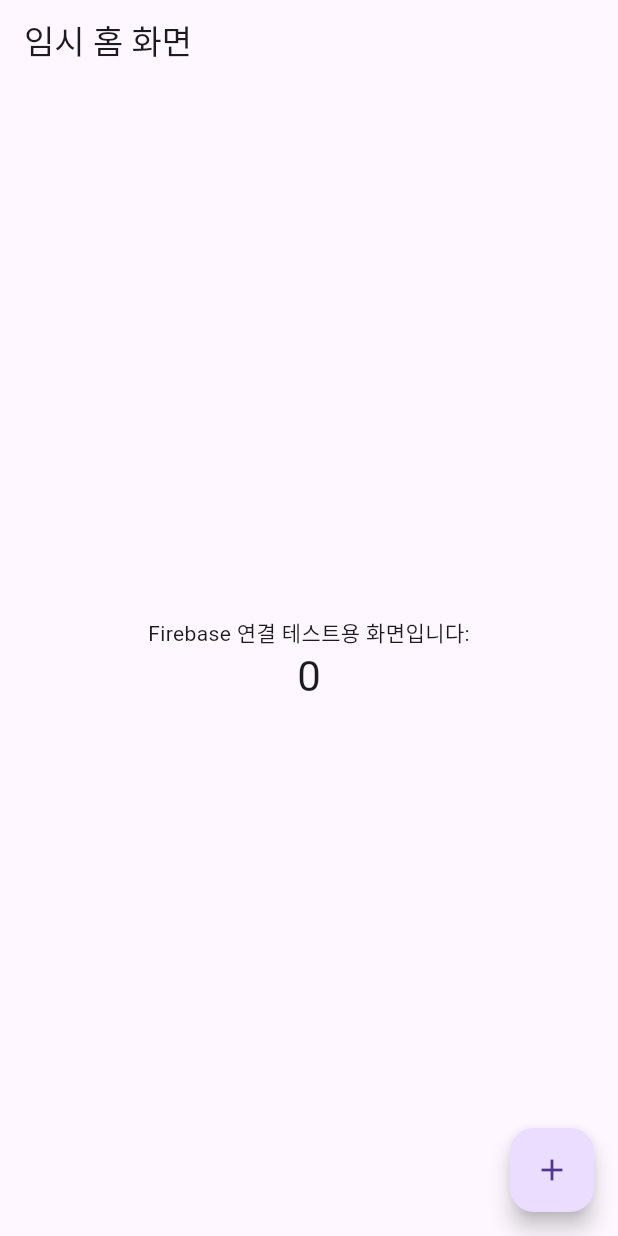
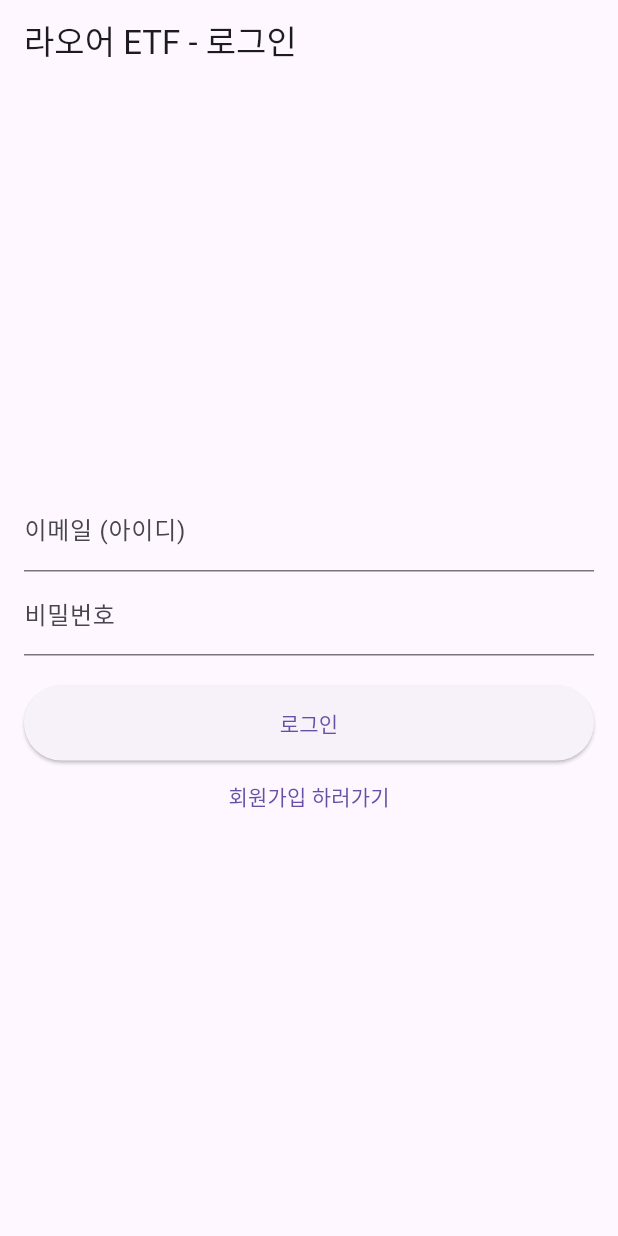
Before and after one commit to JunyeongCha/Laour_ETF, a Flutter app: the screen it shows after launch, on a phone screen of 412 x 824 dp. Run offline on Flutter 3.47's test engine with Material 3 defaults, Android fonts, the phone set to English and light mode, and no system bars; our stand-ins replace cloud_firestore, firebase_auth, firebase_core, flutter_secure_storage; accounts and stored records are empty.

Commit message:
ㅅㅂ아직도 회원가입 이상하다

```diff
--- /dev/null
+++ b/lib/auth/auth_wrapper.dart
@@ -0,0 +1,46 @@
+// lib/auth/auth_wrapper.dart
+
+import 'package:firebase_auth/firebase_auth.dart';
+import 'package:flutter/material.dart';
+import 'package:laour_etf/auth/secure_storage_service.dart';
+import 'package:laour_etf/screens/account_picker_screen.dart';
+import 'package:laour_etf/screens/home_screen.dart';
+import 'package:laour_etf/screens/login_screen.dart';
+import 'package:provider/provider.dart'; // (★추가★)
+
+class AuthWrapper extends StatelessWidget {
+  const AuthWrapper({super.key});
+
+  @override
+  Widget build(BuildContext context) {
+    final SecureStorageService storageService = SecureStorageService();
+
+    // 1. (★수정★) 템플릿처럼 StreamProvider를 'watch' (감시)
+    final User? user = context.watch<User?>();
+
+    // 2. 유저가 있으면 (로그인 됨)
+    if (user != null) {
+      return const HomeScreen();
+    }
+
+    // 3. 유저가 없으면 (로그아웃 상태)
+    //    우리의 SecureStorage 로직 실행
+    return FutureBuilder<List<String>>(
+      future: storageService.readAllAccountEmails(),
+      builder: (context, storageSnapshot) {
+
+        if (storageSnapshot.connectionState == ConnectionState.waiting) {
+          return const Scaffold(body: Center(child: CircularProgressIndicator()));
+        }
+
+        // 4. 저장된 계정이 있으면
+        if (storageSnapshot.hasData && storageSnapshot.data!.isNotEmpty) {
+          return AccountPickerScreen(savedEmails: storageSnapshot.data!);
+        }
+
+        // 5. 저장된 계정이 없으면
+        return const LoginScreen();
+      },
+    );
+  }
+}
--- a/lib/main.dart
+++ b/lib/main.dart
@@ -1,88 +1,49 @@
 // lib/main.dart
 
+import 'package:firebase_auth/firebase_auth.dart';
 import 'package:flutter/material.dart';
-import 'package:firebase_core/firebase_core.dart'; // Firebase 코어
-import 'firebase_options.dart'; // flutterfire configure가 생성한 파일
+import 'package:firebase_core/firebase_core.dart';
+import 'package:laour_etf/auth/auth_service.dart';
+import 'package:laour_etf/auth/auth_wrapper.dart';
+import 'package:provider/provider.dart'; // (★추가★)
+import 'firebase_options.dart';
 
 void main() async {
-  // 1. Flutter 엔진이 준비되었는지 확인
   WidgetsFlutterBinding.ensureInitialized();
-
-  // 2. Firebase 초기화 (4개 플랫폼 모두 선택했어도 이 코드가 알아서 처리)
   await Firebase.initializeApp(
     options: DefaultFirebaseOptions.currentPlatform,
   );
 
-  // 3. const MyApp() 호출 (오류가 발생했던 부분)
-  runApp(const MyApp());
+  // (★수정★) 템플릿처럼 MultiProvider로 앱을 감쌉니다.
+  runApp(
+    MultiProvider(
+      providers: [
+        // 1. AuthService 등록
+        ChangeNotifierProvider(create: (context) => AuthService()),
+        // 2. 템플릿처럼 유저 스트림 등록
+        StreamProvider<User?>(
+          create: (context) => FirebaseAuth.instance.authStateChanges(),
+          initialData: null,
+        ),
+      ],
+      child: const MyApp(),
+    ),
+  );
 }
 
-// 4. MyApp 클래스 (오류 수정의 핵심)
 class MyApp extends StatelessWidget {
-
-  // 'const'와 '{super.key}'가 key/const 관련 오류를 해결합니다.
   const MyApp({super.key});
 
-  // 'build' 메서드가 non_abstract_class 오류를 해결합니다.
   @override
   Widget build(BuildContext context) {
     return MaterialApp(
-      title: 'Laour ETF',
+      title: '라오어 ETF',
       theme: ThemeData(
         primarySwatch: Colors.blue,
         visualDensity: VisualDensity.adaptivePlatformDensity,
       ),
-      // 임시 홈 화면 (기본 카운터 앱)
-      home: const MyHomePage(title: '임시 홈 화면'),
+      // 3. AuthWrapper (AuthGate)
+      home: const AuthWrapper(),
     );
   }
 }
-
-// 5. 임시 홈 화면 (기본 카운터 앱)
-// (이 부분은 나중에 [개발 단계 1]에서 로그인 화면 등으로 대체될 것입니다)
-class MyHomePage extends StatefulWidget {
-  const MyHomePage({super.key, required this.title});
-
-  final String title;
-
-  @override
-  State<MyHomePage> createState() => _MyHomePageState();
-}
-
-class _MyHomePageState extends State<MyHomePage> {
-  int _counter = 0;
-
-  void _incrementCounter() {
-    setState(() {
-      _counter++;
-    });
-  }
-
-  @override
-  Widget build(BuildContext context) {
-    return Scaffold(
-      appBar: AppBar(
-        title: Text(widget.title),
-      ),
-      body: Center(
-        child: Column(
-          mainAxisAlignment: MainAxisAlignment.center,
-          children: <Widget>[
-            const Text(
-              'Firebase 연결 테스트용 화면입니다:',
-            ),
-            Text(
-              '$_counter',
-              style: Theme.of(context).textTheme.headlineMedium,
-            ),
-          ],
-        ),
-      ),
-      floatingActionButton: FloatingActionButton(
-        onPressed: _incrementCounter,
-        tooltip: 'Increment',
-        child: const Icon(Icons.add),
-      ),
-    );
-  }
-}
--- /dev/null
+++ b/lib/screens/login_screen.dart
@@ -0,0 +1,84 @@
+// lib/screens/login_screen.dart
+
+import 'package:flutter/material.dart';
+import 'package:laour_etf/auth/auth_service.dart'; // (★수정★)
+import 'package:laour_etf/screens/signup_screen.dart';
+import 'package:provider/provider.dart'; // (★수정★)
+
+// (★수정★) StatefulWidget -> StatelessWidget
+class LoginScreen extends StatelessWidget {
+  const LoginScreen({super.key});
+
+  @override
+  Widget build(BuildContext context) {
+    final TextEditingController emailController = TextEditingController();
+    final TextEditingController passwordController = TextEditingController();
+
+    // 1. 템플릿처럼 'Consumer'를 사용해 AuthService의 상태(isLoading)를 감시
+    return Consumer<AuthService>(
+      builder: (context, authService, child) {
+
+        // 2. 에러가 있으면 SnackBar 표시 (빌드 후 즉시)
+        if (authService.errorMessage.isNotEmpty) {
+          WidgetsBinding.instance.addPostFrameCallback((_) {
+            ScaffoldMessenger.of(context).showSnackBar(
+              SnackBar(content: Text(authService.errorMessage)),
+            );
+          });
+        }
+
+        return Scaffold(
+          appBar: AppBar(title: const Text('라오어 ETF - 로그인')),
+          body: Padding(
+            padding: const EdgeInsets.all(16.0),
+            child: Column(
+              mainAxisAlignment: MainAxisAlignment.center,
+              children: [
+                TextField(
+                  controller: emailController,
+                  decoration: const InputDecoration(labelText: '이메일 (아이디)'),
+                  keyboardType: TextInputType.emailAddress,
+                  enabled: !authService.isLoading, // 3. 중앙 상태로 활성화/비활성화
+                ),
+                TextField(
+                  controller: passwordController,
+                  decoration: const InputDecoration(labelText: '비밀번호'),
+                  obscureText: true,
+                  enabled: !authService.isLoading, // 3. 중앙 상태로 활성화/비활성화
+                ),
+                const SizedBox(height: 20),
+
+                // 4. 중앙 상태에 따라 로딩 또는 버튼 표시
+                if (authService.isLoading)
+                  const CircularProgressIndicator()
+                else
+                  ElevatedButton(
+                    onPressed: () {
+                      // 5. 템플릿처럼 AuthService의 함수 호출
+                      context.read<AuthService>().signIn(
+                            emailController.text.trim(),
+                            passwordController.text.trim(),
+                          );
+                    },
+                    child: const Text('로그인'),
+                    style: ElevatedButton.styleFrom(
+                      minimumSize: const Size(double.infinity, 50),
+                    ),
+                  ),
+                TextButton(
+                  onPressed: authService.isLoading ? null : () {
+                    Navigator.push(
+                      context,
+                      MaterialPageRoute(builder: (context) => const SignupScreen()),
+                    );
+                  },
+                  child: const Text('회원가입 하러가기'),
+                ),
+              ],
+            ),
+          ),
+        );
+      },
+    );
+  }
+}
--- a/pubspec.yaml
+++ b/pubspec.yaml
@@ -35,6 +35,10 @@ dependencies:
   # Use with the CupertinoIcons class for iOS style icons.
   cupertino_icons: ^1.0.8
   firebase_core: ^4.2.0
+  firebase_auth: ^6.1.1
+  cloud_firestore: ^6.0.3
+  flutter_secure_storage: ^9.2.4
+  provider: ^6.1.5+1
 
 dev_dependencies:
   flutter_test:
```
Also changed, not shown: lib/auth/auth_service.dart (added, +95 -0 lines), lib/auth/secure_storage_service.dart (added, +47 -0 lines), lib/screens/account_picker_screen.dart (added, +119 -0 lines), lib/screens/home_screen.dart (added, +80 -0 lines), lib/screens/signup_screen.dart (added, +87 -0 lines), pubspec.lock, 6 other files.
